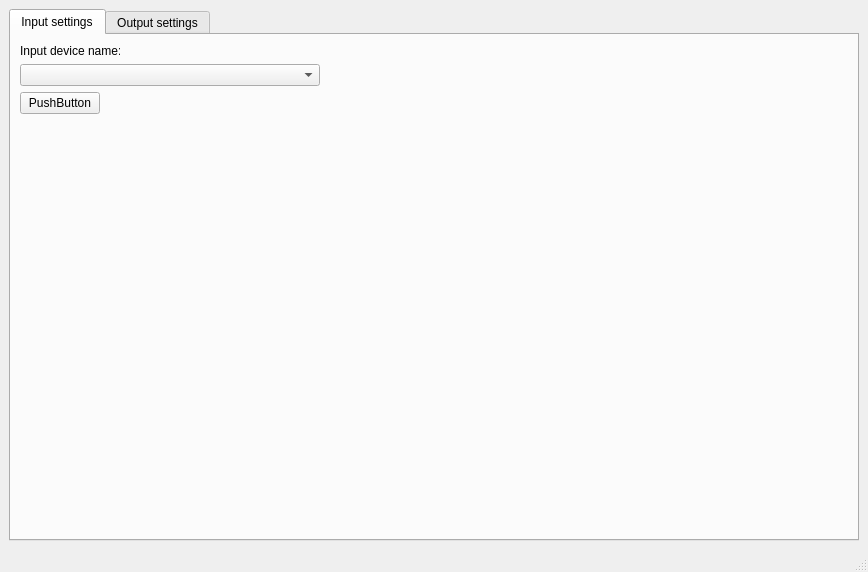
Old version of the form MainWindow.ui in the repository Unshiar/Eavesdropper.
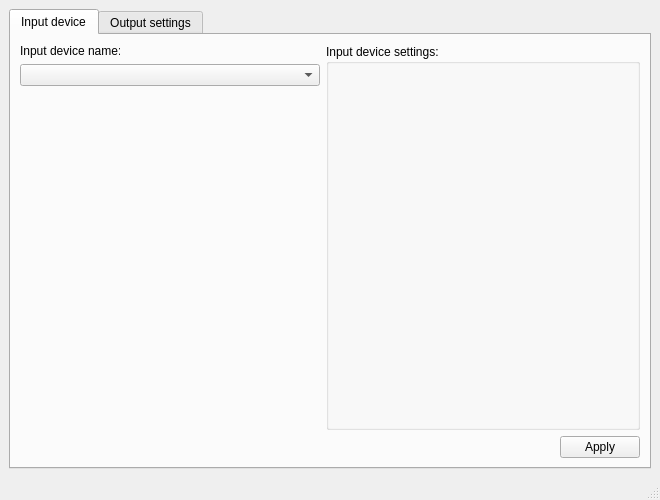
New version of the form.

Commit message: Modify: UI for input device

Diff of the .ui file:
```diff
--- a/MainWindow.ui
+++ b/MainWindow.ui
@@ -6,14 +6,26 @@
    <rect>
     <x>0</x>
     <y>0</y>
-    <width>868</width>
-    <height>572</height>
+    <width>660</width>
+    <height>500</height>
    </rect>
   </property>
+  <property name="maximumSize">
+   <size>
+    <width>660</width>
+    <height>500</height>
+   </size>
+  </property>
   <property name="windowTitle">
    <string>MainWindow</string>
   </property>
   <widget class="QWidget" name="centralwidget">
+   <property name="maximumSize">
+    <size>
+     <width>16777215</width>
+     <height>16777215</height>
+    </size>
+   </property>
    <layout class="QGridLayout" name="gridLayout">
     <item row="0" column="0">
      <widget class="QTabWidget" name="tabWidget">
@@ -22,10 +34,10 @@
       </property>
       <widget class="QWidget" name="tab_audioInput">
        <attribute name="title">
-        <string>Input settings</string>
+        <string>Input device</string>
        </attribute>
-       <layout class="QVBoxLayout" name="verticalLayout_2">
-        <item>
+       <layout class="QGridLayout" name="gridLayout_2">
+        <item row="0" column="0">
          <layout class="QVBoxLayout" name="verticalLayout">
           <item>
            <widget class="QLabel" name="lbl_inDeviceName">
@@ -75,44 +87,59 @@
            </widget>
           </item>
           <item>
-           <widget class="QPushButton" name="pushButton">
-            <property name="sizePolicy">
-             <sizepolicy hsizetype="Fixed" vsizetype="Fixed">
-              <horstretch>0</horstretch>
-              <verstretch>0</verstretch>
-             </sizepolicy>
+           <spacer name="verticalSpacer">
+            <property name="orientation">
+             <enum>Qt::Vertical</enum>
             </property>
-            <property name="minimumSize">
+            <property name="sizeHint" stdset="0">
              <size>
-              <width>80</width>
-              <height>0</height>
+              <width>20</width>
+              <height>40</height>
              </size>
             </property>
-            <property name="maximumSize">
+           </spacer>
+          </item>
+         </layout>
+        </item>
+        <item row="1" column="1">
+         <layout class="QHBoxLayout" name="horizontalLayout">
+          <item>
+           <spacer name="horizontalSpacer">
+            <property name="orientation">
+             <enum>Qt::Horizontal</enum>
+            </property>
+            <property name="sizeType">
+             <enum>QSizePolicy::Expanding</enum>
+            </property>
+            <property name="sizeHint" stdset="0">
              <size>
-              <width>80</width>
-              <height>16777215</height>
+              <width>20</width>
+              <height>20</height>
              </size>
             </property>
+           </spacer>
+          </item>
+          <item>
+           <widget class="QPushButton" name="btn_inDeviceApply">
             <property name="text">
-             <string>PushButton</string>
+             <string>Apply</string>
             </property>
            </widget>
           </item>
          </layout>
         </item>
-        <item>
-         <spacer name="verticalSpacer">
-          <property name="orientation">
-           <enum>Qt::Vertical</enum>
-          </property>
-          <property name="sizeHint" stdset="0">
+        <item row="0" column="1">
+         <widget class="QGroupBox" name="gb_inDeviceSettings">
+          <property name="minimumSize">
            <size>
-            <width>20</width>
-            <height>40</height>
+            <width>200</width>
+            <height>360</height>
            </size>
           </property>
-         </spacer>
+          <property name="title">
+           <string>Input device settings:</string>
+          </property>
+         </widget>
         </item>
        </layout>
       </widget>
@@ -120,32 +147,6 @@
        <attribute name="title">
         <string>Output settings</string>
        </attribute>
-       <widget class="QWidget" name="">
-        <property name="geometry">
-         <rect>
-          <x>9</x>
-          <y>232</y>
-          <width>130</width>
-          <height>25</height>
-         </rect>
-        </property>
-        <layout class="QHBoxLayout" name="horizontalLayout">
-         <item>
-          <widget class="QPushButton" name="pushButton_2">
-           <property name="text">
-            <string>PushButton</string>
-           </property>
-          </widget>
-         </item>
-         <item>
-          <widget class="QLabel" name="label">
-           <property name="text">
-            <string>TextLabel</string>
-           </property>
-          </widget>
-         </item>
-        </layout>
-       </widget>
       </widget>
      </widget>
     </item>
```
Left out of the diff: 4 changed lines with no effect on the pictures.
